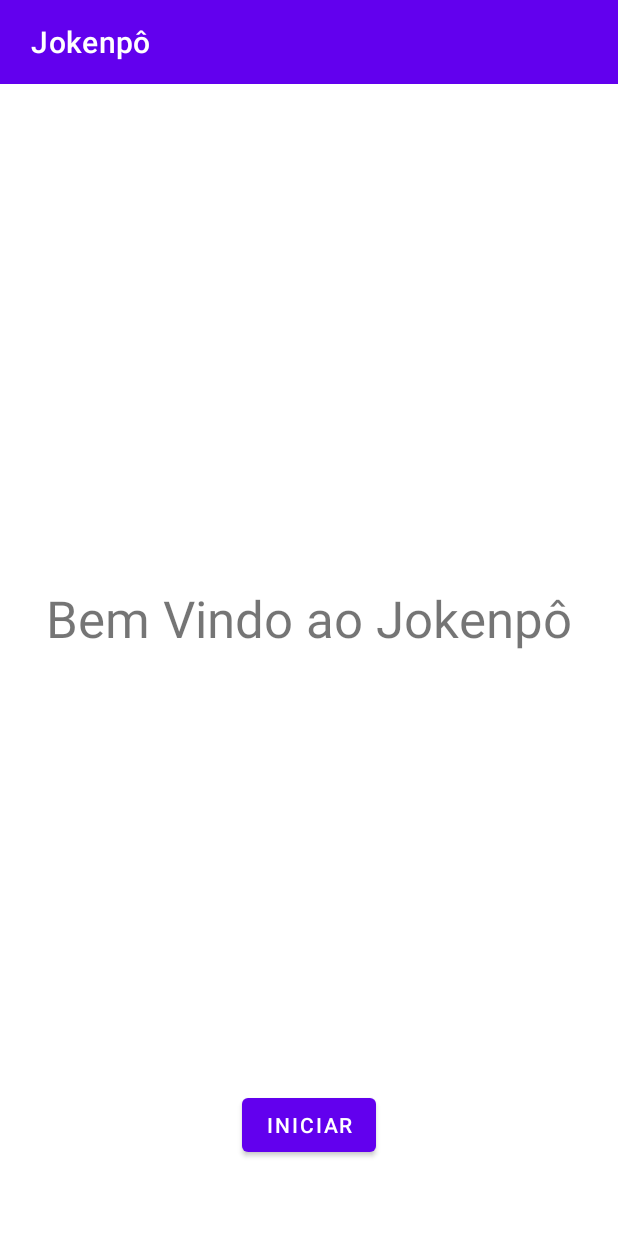
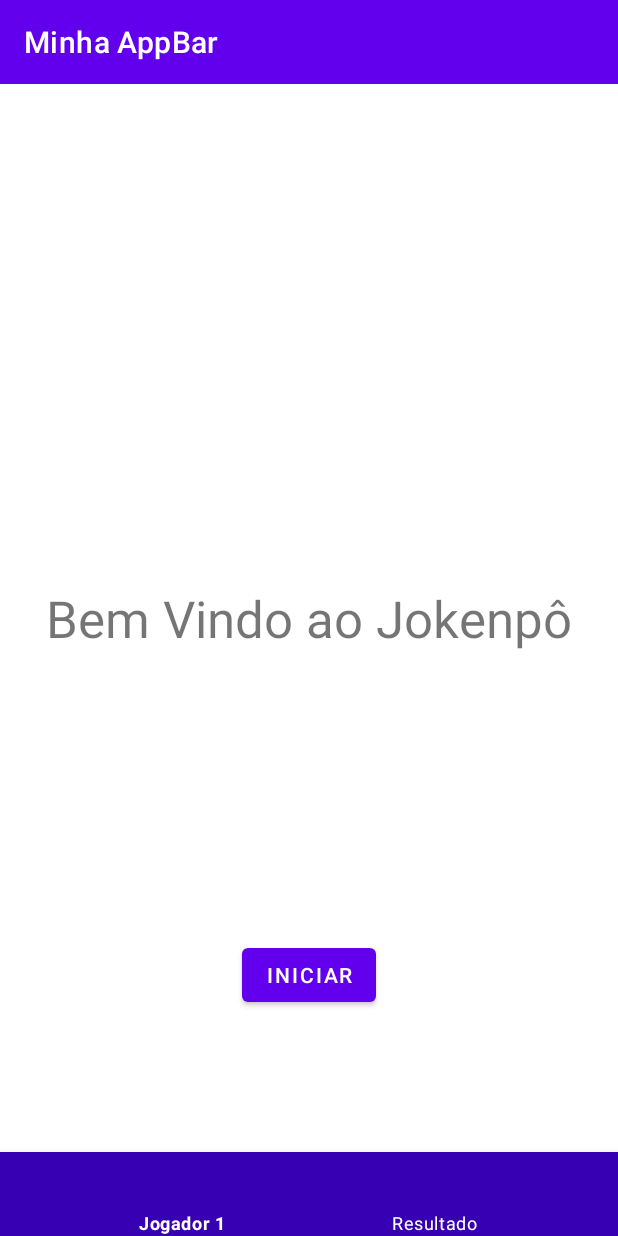
Before and after one commit to giseletoledo/navigation-android, an Android app: the screen it shows after launch (MainActivity), on a phone screen of 412 x 824 dp. Run offline under Robolectric (Android 15) with nearby library versions, the phone set to English and light mode, and no system bars; our stand-ins replace navigation-ui.

Commit message:
Navegacao com fragments e safe args

```diff
--- /dev/null
+++ b/app/src/main/java/com/ebac/jokenpo/HomeFragment.kt
@@ -0,0 +1,31 @@
+package com.ebac.jokenpo
+
+import android.os.Bundle
+import android.view.LayoutInflater
+import android.view.View
+import android.view.ViewGroup
+import androidx.fragment.app.Fragment
+import androidx.navigation.fragment.findNavController
+import com.ebac.jokenpo.databinding.FragmentHomeBinding
+
+class HomeFragment : Fragment() {
+    override fun onCreate(savedInstanceState: Bundle?) {
+        super.onCreate(savedInstanceState)
+
+    }
+
+    override fun onCreateView(
+        inflater: LayoutInflater,
+        container: ViewGroup?,
+        savedInstanceState: Bundle?
+    ): View? {
+        val binding = FragmentHomeBinding.inflate(inflater, container, false)
+        //return super.onCreateView(inflater, container, savedInstanceState)
+
+        binding.startActivityButton.setOnClickListener {
+            val action = HomeFragmentDirections.actionHomeFragmentToGameNav()
+            findNavController().navigate(action)
+        }
+        return  binding.root
+    }
+}
--- a/app/src/main/java/com/ebac/jokenpo/MainActivity.kt
+++ b/app/src/main/java/com/ebac/jokenpo/MainActivity.kt
@@ -3,24 +3,86 @@ package com.ebac.jokenpo
 import android.content.Intent
 import androidx.appcompat.app.AppCompatActivity
 import android.os.Bundle
-import com.ebac.jokenpo.databinding.ActivityMainBinding
+import android.view.Menu
+import android.view.MenuItem
+import androidx.core.view.GravityCompat
+import androidx.drawerlayout.widget.DrawerLayout
+import androidx.navigation.NavController
+import androidx.navigation.fragment.NavHostFragment
+import androidx.navigation.ui.AppBarConfiguration
+import androidx.navigation.ui.setupActionBarWithNavController
+import androidx.navigation.ui.setupWithNavController
+import com.google.android.material.bottomnavigation.BottomNavigationView
+import com.google.android.material.navigation.NavigationView
+import com.ebac.jokenpo.databinding.MainActivityBinding
 
 class MainActivity : AppCompatActivity() {
+    lateinit var drawer: DrawerLayout
+    lateinit var navDrawer: NavigationView
+    lateinit var bottomNav: BottomNavigationView
+
+    lateinit var navController : NavController
+
     override fun onCreate(savedInstanceState: Bundle?) {
         super.onCreate(savedInstanceState)
-
-        val binding = ActivityMainBinding.inflate(layoutInflater)
-        val toolbar = binding.toolbar
+        val binding = MainActivityBinding.inflate(layoutInflater)
+        val toolbar = binding.toolbar2
 
         setContentView(binding.root)
         setSupportActionBar(toolbar)
 
-        supportActionBar?.title = " Jokenpô"
+        drawer = binding.root
+        navDrawer = binding.navView
+        bottomNav = binding.bottomNav
 
-        val activity2Intent = Intent(this, PlayerActivity::class.java)
+        val navHostFragment = supportFragmentManager.findFragmentById(R.id.fragmentContainerView) as NavHostFragment
+        navController = navHostFragment.navController
 
-        binding.startActivityButton.setOnClickListener {
-            startActivity(activity2Intent)
+
+        val appBarConfiguration = AppBarConfiguration(setOf(R.id.playerFragment,R.id.resultFragment), drawer)
+
+        setupActionBarWithNavController(navController, appBarConfiguration)
+        navDrawer.setupWithNavController(navController)
+
+        setupBottomNavigation()
+    }
+
+    private fun setupBottomNavigation(){
+        bottomNav.setOnItemSelectedListener {
+                menuItem -> when(menuItem.itemId){
+            R.id.bottom_option_1 -> {
+                carregaPlayer(MainActivity::class.java)
+                true
+            }
+            else -> false
+        }
         }
     }
+
+    private fun carregaPlayer(activity: Class<MainActivity>) {
+        val activityIntent = Intent(this, activity)
+        startActivity(activityIntent)
+    }
+
+    //Abre a drawer navigation essa opção é para AppCompatActivity
+    override fun onSupportNavigateUp(): Boolean {
+        drawer.openDrawer(GravityCompat.START)
+        return true
+    }
+
+  /*  override fun onCreateOptionsMenu(menu: Menu?): Boolean {
+        menuInflater.inflate(R.menu.second_screen_menu, menu)
+        return true
+    }
+*/
+ /*   override fun onOptionsItemSelected(item: MenuItem): Boolean {
+        return when(item.itemId){
+            R.id.menu_settings -> {
+                val  mainActivityIntent = Intent(this, HomeFragment::class.java)
+                startActivity(mainActivityIntent)
+                true
+            }
+            else -> false
+        }
+    }*/
 }
--- a/app/src/main/res/layout/activity_main.xml
+++ b/app/src/main/res/layout/fragment_home.xml
@@ -2,9 +2,10 @@
 <androidx.constraintlayout.widget.ConstraintLayout xmlns:android="http://schemas.android.com/apk/res/android"
     xmlns:app="http://schemas.android.com/apk/res-auto"
     xmlns:tools="http://schemas.android.com/tools"
+    android:id="@+id/homeFragment"
     android:layout_width="match_parent"
     android:layout_height="match_parent"
-    tools:context=".MainActivity">
+    tools:context=".HomeFragment">
 
     <TextView
         android:layout_width="wrap_content"
@@ -20,7 +21,7 @@
         android:id="@+id/startActivityButton"
         android:layout_width="wrap_content"
         android:layout_height="wrap_content"
-        android:layout_marginBottom="50dp"
+        android:layout_marginBottom="150dp"
         android:text="@string/button_title"
         app:layout_constraintBottom_toBottomOf="parent"
         app:layout_constraintEnd_toEndOf="parent"
--- a/app/src/main/res/layout/activity_player.xml
+++ b/app/src/main/res/layout/main_activity.xml
@@ -4,7 +4,7 @@
     xmlns:tools="http://schemas.android.com/tools"
     android:layout_width="match_parent"
     android:layout_height="match_parent"
-    tools:context=".PlayerActivity"
+    tools:context=".MainActivity"
     tools:openDrawer="start"
     tools:visibility="visible">
 
@@ -12,42 +12,6 @@
         android:layout_width="match_parent"
         android:layout_height="match_parent">
 
-
-        <TextView
-            android:id="@+id/player_title"
-            android:layout_width="wrap_content"
-            android:layout_height="wrap_content"
-            android:text="@string/player_title"
-            android:textSize="34sp"
-            app:layout_constraintBottom_toBottomOf="parent"
-            app:layout_constraintLeft_toLeftOf="parent"
-            app:layout_constraintRight_toRightOf="parent"
-            app:layout_constraintTop_toTopOf="parent" />
-
-        <TextView
-            android:id="@+id/winner_title"
-            android:layout_width="wrap_content"
-            android:layout_height="wrap_content"
-            android:text="@string/select_player_text"
-            android:textSize="24sp"
-            app:layout_constraintBottom_toBottomOf="@+id/bottomNav"
-            app:layout_constraintLeft_toLeftOf="parent"
-            app:layout_constraintRight_toRightOf="parent"
-            app:layout_constraintTop_toTopOf="@+id/player_title" />
-
-        <com.google.android.material.bottomnavigation.BottomNavigationView
-            android:id="@+id/bottomNav"
-            android:layout_width="match_parent"
-            android:layout_height="56dp"
-            android:background="@color/purple_700"
-            app:itemBackground="@color/purple_700"
-            app:itemPaddingBottom="4dp"
-            app:itemTextColor="#FFFFFF"
-            app:layout_constraintBottom_toBottomOf="parent"
-            app:layout_constraintEnd_toEndOf="parent"
-            app:layout_constraintStart_toStartOf="parent"
-            app:menu="@menu/bottom_nav_menu"
-            tools:visibility="visible" />
 
         <androidx.appcompat.widget.Toolbar
             android:id="@+id/toolbar2"
@@ -66,6 +30,32 @@
             app:titleMargin="10dp"
             app:titleMarginBottom="8dp" />
 
+        <androidx.fragment.app.FragmentContainerView
+            android:id="@+id/fragmentContainerView"
+            android:name="androidx.navigation.fragment.NavHostFragment"
+            android:layout_width="match_parent"
+            android:layout_height="0dp"
+            app:defaultNavHost="true"
+            app:layout_constraintBottom_toBottomOf="@+id/bottomNav"
+            app:layout_constraintEnd_toEndOf="parent"
+            app:layout_constraintStart_toStartOf="parent"
+            app:layout_constraintTop_toTopOf="@+id/toolbar2"
+            app:navGraph="@navigation/jokenpo_nav" />
+
+        <com.google.android.material.bottomnavigation.BottomNavigationView
+            android:id="@+id/bottomNav"
+            android:layout_width="match_parent"
+            android:layout_height="56dp"
+            android:background="@color/purple_700"
+            app:itemBackground="@color/purple_700"
+            app:itemPaddingBottom="4dp"
+            app:itemTextColor="#FFFFFF"
+            app:layout_constraintBottom_toBottomOf="parent"
+            app:layout_constraintEnd_toEndOf="parent"
+            app:layout_constraintStart_toStartOf="parent"
+            app:menu="@menu/bottom_nav_menu"
+            tools:visibility="visible" />
+
     </androidx.constraintlayout.widget.ConstraintLayout>
 
     <com.google.android.material.navigation.NavigationView
--- a/app/src/main/res/menu/drawer_menu.xml
+++ b/app/src/main/res/menu/drawer_menu.xml
@@ -1,10 +1,7 @@
 <?xml version="1.0" encoding="utf-8"?>
 <menu xmlns:android="http://schemas.android.com/apk/res/android">
-<item
-    android:id="@+id/drawer_player"
-    android:title="@string/drawer_player_title"/>
     <item
-        android:id="@+id/drawer_result"
-        android:title="@string/drawer_result_title"
-        />
+        android:id="@+id/homeFragment"
+        android:icon="@drawable/ic_home"
+        android:title="@string/home_menu_title"/>
 </menu>
--- /dev/null
+++ b/app/src/main/res/navigation/jokenpo_nav.xml
@@ -0,0 +1,30 @@
+<?xml version="1.0" encoding="utf-8"?>
+<navigation xmlns:android="http://schemas.android.com/apk/res/android"
+    xmlns:app="http://schemas.android.com/apk/res-auto"
+    xmlns:tools="http://schemas.android.com/tools"
+    android:id="@+id/jokenpo_nav"
+    app:startDestination="@id/homeFragment">
+
+    <fragment
+        android:id="@+id/homeFragment"
+        android:name="com.ebac.jokenpo.HomeFragment"
+        android:label="fragment_home"
+        tools:layout="@layout/fragment_home" >
+        <action
+            android:id="@+id/action_homeFragment_to_game_nav"
+            app:destination="@id/game_nav" />
+    </fragment>
+    <navigation android:id="@+id/game_nav"
+        app:startDestination="@id/playerFragment">
+        <fragment
+            android:id="@+id/playerFragment"
+            android:name="com.ebac.jokenpo.PlayerFragment"
+            android:label="fragment_player"
+            tools:layout="@layout/fragment_player" />
+        <fragment
+            android:id="@+id/resultFragment"
+            android:name="com.ebac.jokenpo.ResultFragment"
+            android:label="fragment_result"
+            tools:layout="@layout/fragment_result" />
+    </navigation>
+</navigation>
--- a/app/src/main/res/values/strings.xml
+++ b/app/src/main/res/values/strings.xml
@@ -12,4 +12,7 @@
     <string name="result_title">Resultado</string>
     <string name="winner_title">O jogador xxx ganhou</string>
     <string name="select_player_text">Selecionar jogada</string>
+    <!-- TODO: Remove or change this placeholder text -->
+    <string name="hello_blank_fragment">Hello blank fragment</string>
+    <string name="home_menu_title">Home</string>
 </resources>
```
Also changed, not shown: app/src/main/AndroidManifest.xml (+2 -18 lines), app/src/main/java/com/ebac/jokenpo/PlayerActivity.kt (deleted, +0 -108 lines), app/src/main/java/com/ebac/jokenpo/PlayerFragment.kt (added, +18 -0 lines), app/src/main/java/com/ebac/jokenpo/ResultActivity.kt (deleted, +0 -108 lines), app/src/main/java/com/ebac/jokenpo/ResultFragment.kt (added, +18 -0 lines), app/src/main/res/layout/activity_result.xml (deleted, +0 -76 lines), app/src/main/res/layout/fragment_player.xml (added, +14 -0 lines), app/src/main/res/layout/fragment_result.xml (added, +14 -0 lines).
